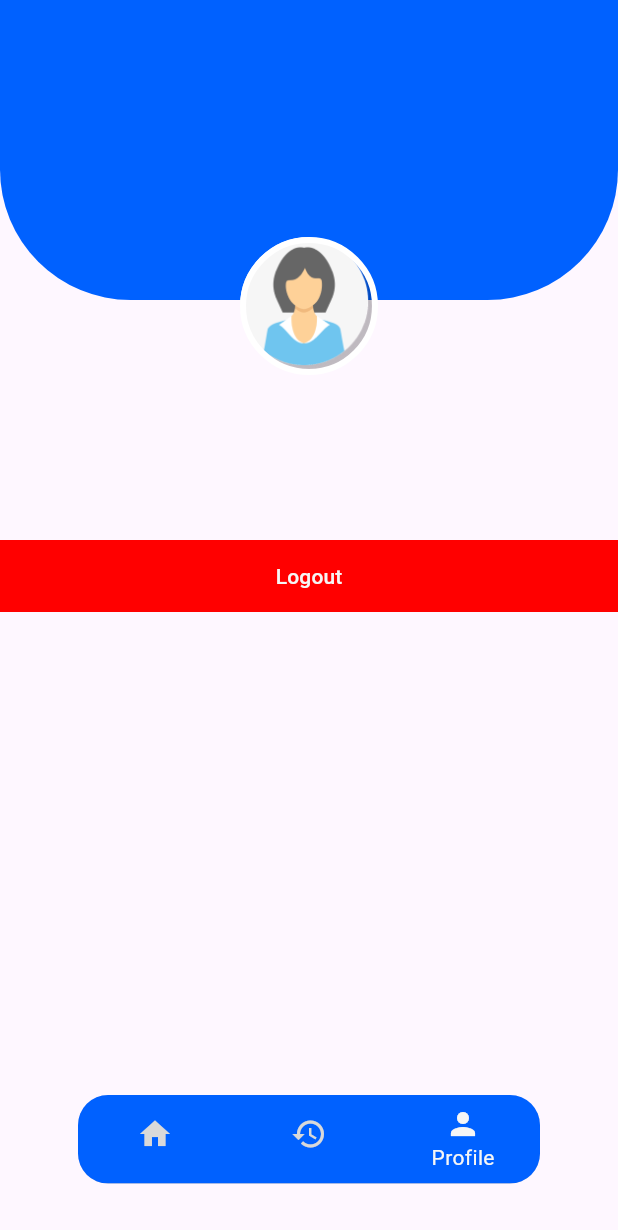
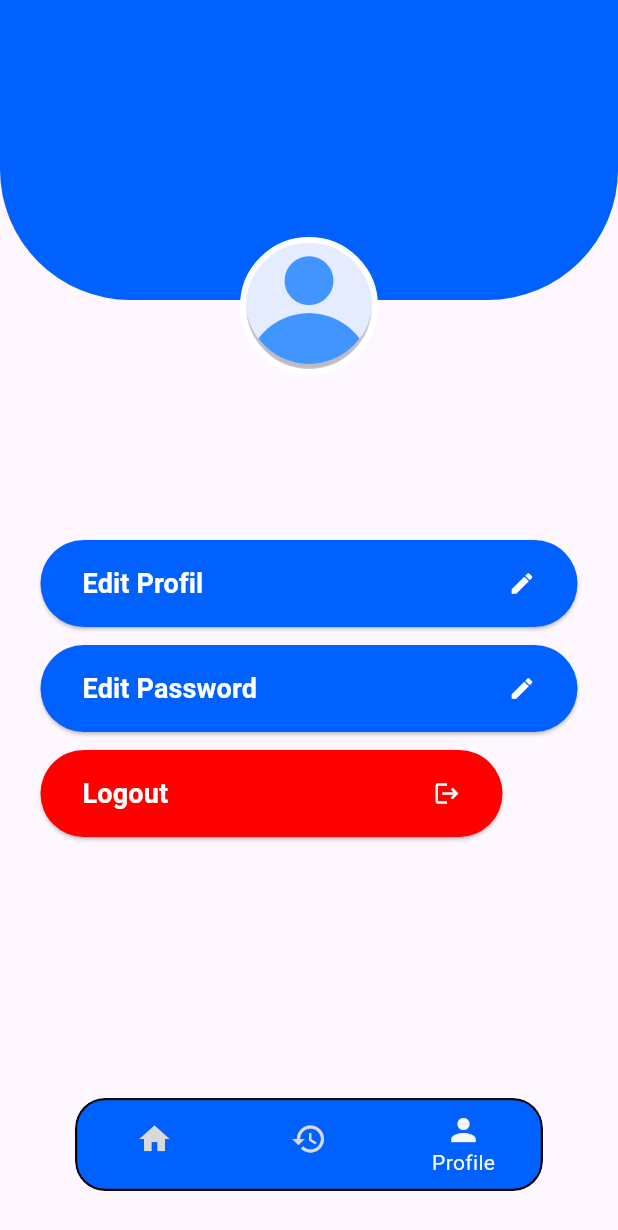
Before and after one commit to DesrielKiki/sunco_physics, a Flutter app: the HomeNavigationPage screen opened directly, swiped to page 3, on a phone screen of 412 x 824 dp. Shown: the top 1230 px of the screen. Run offline on Flutter 3.47's test engine with Material 3 defaults, Android fonts, the light colour scheme and no system bars; our stand-ins replace cloud_firestore, firebase_auth, firebase_core, shared_preferences; accounts and stored records are empty.

Commit message:
:hammer: create edit profile and password

```diff
--- /dev/null
+++ b/lib/presentation/component/edit_profile_button.dart
@@ -0,0 +1,55 @@
+import 'package:flutter/material.dart';
+import 'package:sunco_physics/presentation/theme/color_config.dart';
+
+class EditProfileButton extends StatelessWidget {
+  final String buttonText;
+  final IconData buttonIcon;
+  final Color buttonColor;
+  final Function()? onPressed;
+
+  const EditProfileButton({
+    super.key,
+    this.buttonColor = ColorConfig.primaryColor,
+    required this.buttonText,
+    required this.buttonIcon,
+    required this.onPressed,
+  });
+
+  @override
+  Widget build(BuildContext context) {
+    return SizedBox(
+      width: double.infinity, // Memastikan tombol memenuhi lebar layar
+      child: ElevatedButton(
+        onPressed: onPressed,
+        style: ElevatedButton.styleFrom(
+          backgroundColor: buttonColor,
+          padding: const EdgeInsets.symmetric(horizontal: 16, vertical: 12),
+          shape: RoundedRectangleBorder(
+            borderRadius: BorderRadius.circular(30),
+          ),
+        ),
+        child: Padding(
+          padding: const EdgeInsets.symmetric(vertical: 4, horizontal: 12),
+          child: Row(
+            mainAxisAlignment:
+                MainAxisAlignment.spaceBetween, // Mengatur ikon di kanan
+            children: [
+              Text(
+                buttonText,
+                style: const TextStyle(
+                  color: Colors.white,
+                  fontSize: 18,
+                  fontWeight: FontWeight.bold,
+                ),
+              ),
+              Icon(
+                buttonIcon,
+                color: Colors.white,
+              ),
+            ],
+          ),
+        ),
+      ),
+    );
+  }
+}
--- a/lib/presentation/navigation/app_routes.dart
+++ b/lib/presentation/navigation/app_routes.dart
@@ -1,8 +1,10 @@
 import 'package:flutter/material.dart';
-import 'package:sunco_physics/presentation/screen/calculator/calculator/potential_energy.dart';
+import 'package:sunco_physics/presentation/screen/calculator/calculator_list/potential_energy.dart';
 import 'package:sunco_physics/presentation/screen/calculator/calculator_list.dart';
 import 'package:sunco_physics/presentation/screen/home/home_screen.dart';
 import 'package:sunco_physics/presentation/screen/lesson/lesson_list.dart';
+import 'package:sunco_physics/presentation/screen/profile/edit/edit_password.dart';
+import 'package:sunco_physics/presentation/screen/profile/edit/edit_profile.dart';
 import 'package:sunco_physics/presentation/screen/splash/splash_screen.dart';
 
 class AppRoutes {
@@ -14,6 +16,9 @@ class AppRoutes {
   static const String calculatorList = '/calculatorList';
   static const String lessonList = '/lessonList';
   static const String potentialEnergy = '/potential_energy';
+
+  static const String editProfile = '/edit_profile';
+  static const String editPassword = '/edit_password';
 
   static Route<dynamic> generateRoute(RouteSettings settings) {
     switch (settings.name) {
@@ -37,6 +42,14 @@ class AppRoutes {
         return MaterialPageRoute(
           builder: (_) => const PotentialEnergyCalculatorScreen(),
         );
+      case editProfile:
+        return MaterialPageRoute(
+          builder: (_) => const EditProfileScreen(),
+        );
+      case editPassword:
+        return MaterialPageRoute(
+          builder: (_) => const EditPasswordScreen(),
+        );
       default:
         return MaterialPageRoute(
           builder: (_) => const Scaffold(
--- a/lib/presentation/navigation/home_navigation.dart
+++ b/lib/presentation/navigation/home_navigation.dart
@@ -13,7 +13,7 @@ class HomeNavigationPage extends StatefulWidget {
 
 class _HomeNavigationPageState extends State<HomeNavigationPage> {
   int selectedIndex = 0;
-  final PageController _pagecontroller = PageController();
+  final PageController _pageController = PageController();
 
   final List<Widget> _pages = <Widget>[
     const HomeScreen(),
@@ -31,11 +31,9 @@ class _HomeNavigationPageState extends State<HomeNavigationPage> {
     setState(() {
       selectedIndex = index;
     });
-    _pagecontroller.animateToPage(
+    _pageController.animateToPage(
       index,
-      duration: const Duration(
-        milliseconds: 300,
-      ),
+      duration: const Duration(milliseconds: 300),
       curve: Curves.easeInOut,
     );
   }
@@ -43,15 +41,32 @@ class _HomeNavigationPageState extends State<HomeNavigationPage> {
   @override
   Widget build(BuildContext context) {
     return Scaffold(
-      body: PageView(
-        controller: _pagecontroller,
+      body: Stack(
+        children: [
+          // Halaman utama
+          PageView(
+            controller: _pageController,
             onPageChanged: _onPageChanged,
             children: _pages,
           ),
-      bottomNavigationBar: Padding(
-        padding: const EdgeInsets.symmetric(vertical: 35, horizontal: 52),
+          // Bottom Navigation Bar dengan posisi custom
+          Positioned(
+            left: 0,
+            right: 0,
+            bottom: 30, // Atur jarak ke atas
+            child: Padding(
+              padding: const EdgeInsets.symmetric(horizontal: 50),
               child: ClipRRect(
                 borderRadius: BorderRadius.circular(20),
+                child: Container(
+                  decoration: BoxDecoration(
+                    color: ColorConfig.primaryColor,
+                    border: Border.all(
+                      color: ColorConfig.black, // Warna border
+                      width: 1.5, // Ketebalan border
+                    ),
+                    borderRadius: BorderRadius.circular(20), // Sudut border
+                  ),
                   child: BottomNavigationBar(
                     currentIndex: selectedIndex,
                     onTap: _onTappedItem,
@@ -88,10 +103,15 @@ class _HomeNavigationPageState extends State<HomeNavigationPage> {
                     unselectedItemColor: Colors.grey,
                     showSelectedLabels: true,
                     showUnselectedLabels: false,
-            elevation: 10,
-            backgroundColor: ColorConfig.primaryColor,
+                    elevation: 0, // Hilangkan shadow jika diperlukan
+                    backgroundColor:
+                        Colors.transparent, // Agar mengikuti container
                   ),
                 ),
+              ),
+            ),
+          ),
+        ],
       ),
     );
   }
--- a/lib/presentation/screen/home/home_screen.dart
+++ b/lib/presentation/screen/home/home_screen.dart
@@ -16,9 +16,11 @@ class _HomeScreenState extends State<HomeScreen> {
 
   Future<void> _loadLoginStatus() async {
     SharedPreferences prefs = await SharedPreferences.getInstance();
+    if (mounted) {
       setState(() {
         isLoggedIn = prefs.getBool('isLoggedIn') ?? false;
       });
+    }
   }
 
   @override
@@ -142,7 +144,8 @@ class _HomeScreenState extends State<HomeScreen> {
   @override
   Widget build(BuildContext context) {
     return Scaffold(
-      body: Stack(
+      body: SingleChildScrollView(
+        child: Stack(
           children: [
             Column(
               mainAxisAlignment: MainAxisAlignment.start,
@@ -315,6 +318,7 @@ class _HomeScreenState extends State<HomeScreen> {
               ),
           ],
         ),
+      ),
     );
   }
 }
--- a/lib/presentation/screen/profile/profile_screen.dart
+++ b/lib/presentation/screen/profile/profile_screen.dart
@@ -2,7 +2,9 @@ import 'package:cloud_firestore/cloud_firestore.dart';
 import 'package:firebase_auth/firebase_auth.dart';
 import 'package:flutter/material.dart';
 import 'package:shared_preferences/shared_preferences.dart';
+import 'package:sunco_physics/presentation/component/edit_profile_button.dart';
 import 'package:sunco_physics/presentation/screen/auth/login/login_screen.dart';
+import 'package:sunco_physics/presentation/screen/profile/edit/edit_profile.dart';
 import 'package:sunco_physics/presentation/theme/color_config.dart';
 
 class ProfileScreen extends StatefulWidget {
@@ -14,13 +16,13 @@ class ProfileScreen extends StatefulWidget {
 
 class _ProfileScreenState extends State<ProfileScreen> {
   String? _fullName;
-
   String? _email;
   String? _gender;
 
   @override
   void initState() {
     super.initState();
+
     _loadUserData();
   }
 
@@ -32,12 +34,13 @@ class _ProfileScreenState extends State<ProfileScreen> {
           .doc(user.uid)
           .get();
 
+      if (mounted) {
         setState(() {
           _fullName = userDoc['full_name'];
-
           _email = userDoc['user_email'];
           _gender = userDoc['user_gender'];
         });
+      }
     }
   }
 
@@ -45,6 +48,7 @@ class _ProfileScreenState extends State<ProfileScreen> {
     SharedPreferences prefs = await SharedPreferences.getInstance();
     await prefs.remove('isLoggedIn');
     await FirebaseAuth.instance.signOut();
+
     if (mounted) {
       Navigator.of(context).pushAndRemoveUntil(
         MaterialPageRoute(builder: (context) => const LoginScreen()),
@@ -56,7 +60,8 @@ class _ProfileScreenState extends State<ProfileScreen> {
   @override
   Widget build(BuildContext context) {
     return Scaffold(
-      body: Column(
+      body: SingleChildScrollView(
+        child: Column(
           children: [
             Stack(
               clipBehavior: Clip.none,
@@ -86,9 +91,9 @@ class _ProfileScreenState extends State<ProfileScreen> {
                               ? 'assets/ic_male.png'
                               : _gender == "female"
                                   ? 'assets/ic_female.png'
-                                : 'assets/ic_female.png',
+                                  : 'assets/ic_gender_default.png',
                         ),
-                      fit: BoxFit.fill,
+                        fit: BoxFit.cover,
                       ),
                       border: Border.all(
                         color: Colors.white,
@@ -100,6 +105,10 @@ class _ProfileScreenState extends State<ProfileScreen> {
               ],
             ),
             const SizedBox(height: 60),
+            Padding(
+              padding: const EdgeInsets.symmetric(horizontal: 27),
+              child: Column(
+                children: [
                   Text(
                     _fullName ?? "Loading...",
                     style: const TextStyle(
@@ -113,23 +122,45 @@ class _ProfileScreenState extends State<ProfileScreen> {
                     style: const TextStyle(fontSize: 16),
                   ),
                   const SizedBox(height: 32),
-          Center(
-            child: Container(
-              width: double.infinity,
-              decoration: const BoxDecoration(
-                color: ColorConfig.redWarning,
+                  EditProfileButton(
+                      buttonText: "Edit Profil",
+                      buttonIcon: Icons.edit,
+                      onPressed: () async {
+                        bool? isUpdated = await Navigator.push(
+                          context,
+                          MaterialPageRoute(
+                              builder: (context) => const EditProfileScreen()),
+                        );
+                        if (isUpdated != null && isUpdated) {
+                          _loadUserData();
+                        }
+                      }),
+                  const SizedBox(height: 12),
+                  EditProfileButton(
+                    buttonText: "Edit Password",
+                    buttonIcon: Icons.edit,
+                    onPressed: () {
+                      Navigator.pushNamed(context, "/edit_password");
+                    },
                   ),
-              child: TextButton(
+                  const SizedBox(height: 12),
+                  Padding(
+                    padding: const EdgeInsets.only(
+                      right: 50,
+                    ),
+                    child: EditProfileButton(
+                      buttonText: "Logout",
+                      buttonIcon: Icons.logout,
                       onPressed: _logout,
-                child: const Text(
-                  "Logout",
-                  style: TextStyle(color: ColorConfig.onPrimaryColor),
+                      buttonColor: ColorConfig.redWarning,
                     ),
-              ),
+                  )
+                ],
               ),
             ),
           ],
         ),
+      ),
     );
   }
 }
--- a/lib/presentation/theme/color_config.dart
+++ b/lib/presentation/theme/color_config.dart
@@ -10,6 +10,7 @@ class ColorConfig {
   static const Color grey = Color(0xffD9D9D9);
   static const Color darkGrey = Color(0xff7D7B80);
   static const Color redWarning = Color(0xffFF0000);
+  static const Color green = Color(0xFF0FD318);
   static const LinearGradient gradientBrand = LinearGradient(colors: [
     darkBlue,
     softCyan,
```
Also changed, not shown: lib/presentation/screen/profile/edit/edit_password.dart (added, +276 -0 lines), lib/presentation/screen/profile/edit/edit_profile.dart (added, +181 -0 lines), lib/presentation/screen/calculator/calculator_list/potential_energy.dart (renamed from lib/presentation/screen/calculator/calculator/potential_energy.dart). Lines whose indentation alone changed are shown as unchanged.
